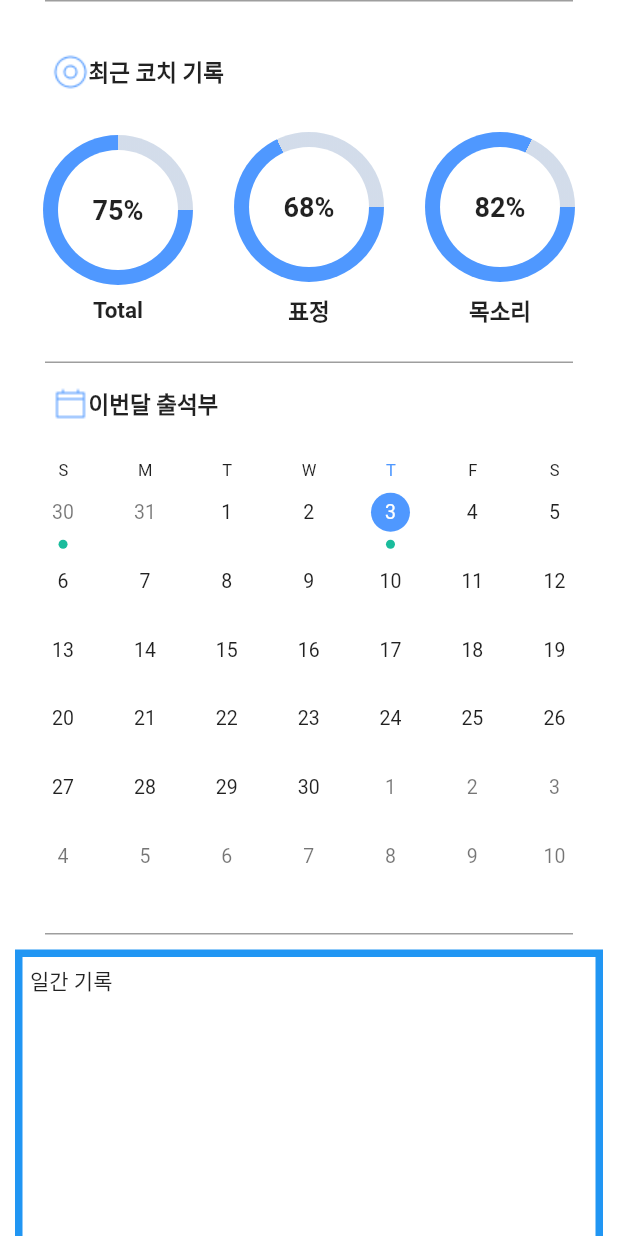
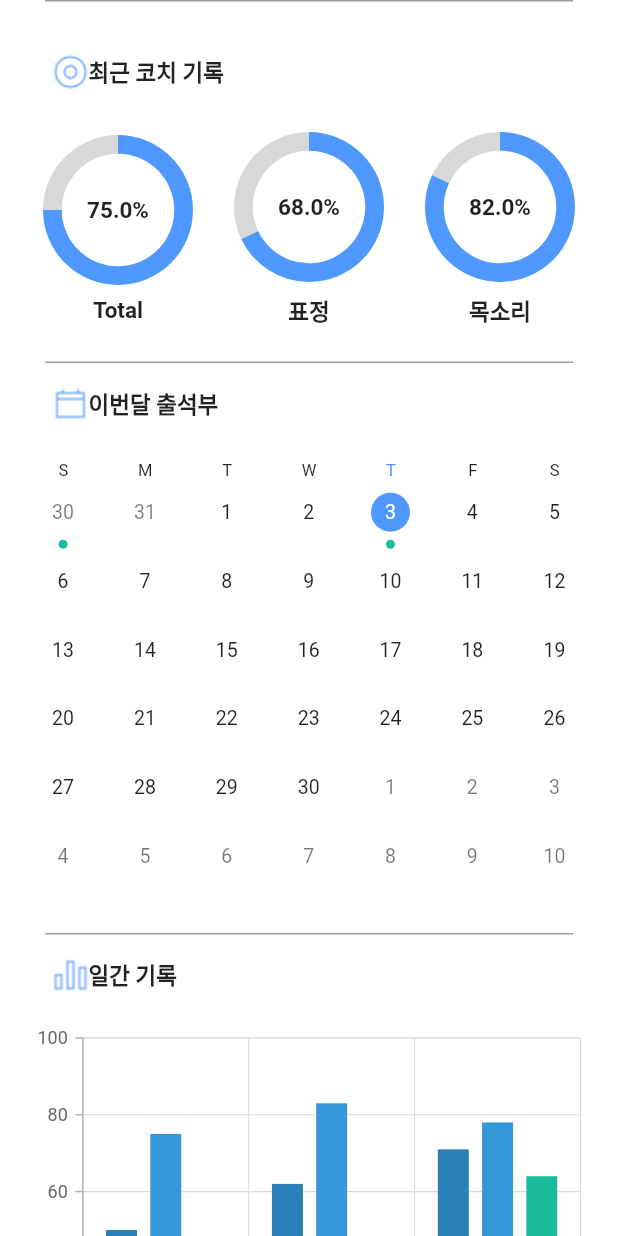
Before and after one commit to Team429/coacheers-frontend, a Flutter app: the Home screen opened directly, on a phone screen of 412 x 824 dp. Run offline on Flutter 3.47's test engine with Material 2 defaults, Android fonts, the phone set to English and light mode, and no system bars; drawn by our look-alikes of syncfusion_flutter_calendar; our stand-ins replace logger, syncfusion_flutter_charts, syncfusion_flutter_datepicker; missing offline and left inert: kakao_flutter_sdk.

Commit message:
Donut chart, Bar chart animate

```diff
--- /dev/null
+++ b/lib/graph/barchart.dart
@@ -0,0 +1,67 @@
+import 'package:flutter/material.dart';
+import 'package:syncfusion_flutter_charts/charts.dart';
+
+
+class Barchart extends StatefulWidget {
+
+  Barchart({Key? key}) : super(key: key);
+
+  _BarchartState createState() => _BarchartState();
+}
+
+class _BarchartState extends State<Barchart> {
+  @override
+  Widget build(BuildContext context) {
+    final List<ChartData> chartData = <ChartData>[
+      ChartData('Today', 50, 75, 25),
+      ChartData('10.31', 62, 83, 41),
+      ChartData('10.27', 71, 78, 64),
+    ];
+
+    return SfCartesianChart(
+        primaryXAxis: CategoryAxis(),
+        palette: <Color>[
+          Color(0xff2980B9),
+          Color(0xff3498DB),
+          Color(0xff1ABC9C)
+        ],
+        series: <CartesianSeries>[
+          ColumnSeries<ChartData, String>(
+            dataSource: chartData,
+            xValueMapper: (ChartData data, _) => data.x,
+            yValueMapper: (ChartData data, _) => data.y,
+            animationDuration: 1000,
+              width: 0.8,
+              // Spacing between the bars
+              spacing: 0.3
+          ),
+          ColumnSeries<ChartData, String>(
+            dataSource: chartData,
+            xValueMapper: (ChartData data, _) => data.x,
+            yValueMapper: (ChartData data, _) => data.y1,
+            animationDuration: 1000,
+              width: 0.8,
+              // Spacing between the bars
+              spacing: 0.3
+          ),
+          ColumnSeries<ChartData, String>(
+            dataSource: chartData,
+            xValueMapper: (ChartData data, _) => data.x,
+            yValueMapper: (ChartData data, _) => data.y2,
+            animationDuration: 1000,
+              width: 0.8,
+              // Spacing between the bars
+              spacing: 0.3
+          )
+        ]
+    );
+  }
+}
+
+class ChartData {
+  ChartData(this.x, this.y, this.y1, this.y2);
+  final String x;
+  final double? y;
+  final double? y1;
+  final double? y2;
+}
--- a/lib/graph/piechart.dart
+++ b/lib/graph/piechart.dart
@@ -1,64 +1,54 @@
 import 'package:flutter/material.dart';
-
-const TWO_PI = 3.14 * 2;
+import 'package:syncfusion_flutter_charts/charts.dart';
 
 
-class Donut extends StatelessWidget {
+class Donutchart extends StatelessWidget {
 
   final double Percent;
 
-  Donut(this.Percent);
+  Donutchart(this.Percent);
 
   @override
   Widget build(BuildContext context) {
+    final List<ChartData> chartData = [
+      ChartData('David', Percent, Color(0xff4F98FF)),
+      ChartData('Steve', 100-Percent, Color(0xffD8D8D8)),
+    ];
+    String percentage = Percent.toString();
     final size = 100.0;
-    return TweenAnimationBuilder(
-      tween: Tween(begin: 0.0, end: Percent / 100),
-      duration: Duration(seconds: 1),
-      builder: (context, value, child) {
-        int percentage = (value * 100).ceil();
-        return Container(
-          width: size,
-          height: size,
-          // color: Color(0xff7fb1f8),
-          child: Stack(
-            children: [
-              ShaderMask(
-                shaderCallback: (rect) {
-                  return SweepGradient(
-                      startAngle: 0.0,
-                      endAngle: TWO_PI,
-                      stops: [value, value],
-                      // 0.0 , 0.5 , 0.5 , 1.0
-                      center: Alignment.center,
-                      colors: [Colors.white, Colors.grey.withAlpha(55)]
-                  ).createShader(rect);
-                },
-                child: Container(
-                  width: size,
-                  height: size,
-                  decoration: BoxDecoration(
-                    shape: BoxShape.circle,
-                    color: Color(0xff4F98FF),
-                  ),
-                ),
-              ),
-              Center(
-                child: Container(
-                  width: size - 20,
-                  height: size - 20,
-                  decoration: BoxDecoration(
-                      color: Colors.white,
-                      shape: BoxShape.circle
-                  ),
-                  child: Center(child: Text("$percentage%",
-                    style: TextStyle(fontSize: 18,fontWeight: FontWeight.bold),)),
-                ),
+    return Container(
+        width: size,
+        height: size,
+        child: SfCircularChart(
+            annotations: <CircularChartAnnotation>[
+              CircularChartAnnotation(
+                  widget: Container(
+                    child: Text('$percentage%',
+                      style: TextStyle(
+                          fontWeight: FontWeight.bold, fontSize: 15),
+                    ),))
+            ],
+            series: <CircularSeries>[
+              // Renders doughnut chart
+              DoughnutSeries<ChartData, String>(
+                  dataSource: chartData,
+                  pointColorMapper:(ChartData data,  _) => data.color,
+                  xValueMapper: (ChartData data, _) => data.x,
+                  yValueMapper: (ChartData data, _) => data.y,
+                  radius: '125%',
+                  innerRadius: '75%',
+                  animationDuration: 1000
               )
-            ],
-          ),
-        );
-      },
+            ]
+        )
     );
   }
+
 }
+class ChartData {
+  ChartData(this.x, this.y, this.color);
+
+  final String x;
+  final double y;
+  final Color color;
+}
--- a/lib/home/homePage.dart
+++ b/lib/home/homePage.dart
@@ -1,4 +1,5 @@
 import 'package:coacheers/component/coachingday.dart';
+import 'package:coacheers/graph/barchart.dart';
 import 'package:coacheers/graph/piechart.dart';
 import 'package:flutter/material.dart';
 import 'package:kakao_flutter_sdk/kakao_flutter_sdk.dart';
@@ -88,7 +89,7 @@ class _HomeState extends State<Home> {
                               Padding(
                                 padding: const EdgeInsets.all(8.0),
                                 child: Container(
-                                  child : Donut(75),
+                                  child : Donutchart(75),
                                 ),
                               ),
                               Text(
@@ -106,7 +107,7 @@ class _HomeState extends State<Home> {
                               Padding(
                                 padding: const EdgeInsets.all(8.0),
                                 child: Container(
-                                  child: Donut(68),
+                                  child: Donutchart(68),
                                 ),
                               ),
                               Text(
@@ -124,7 +125,7 @@ class _HomeState extends State<Home> {
                               Padding(
                                 padding: const EdgeInsets.all(8.0),
                                 child: Container(
-                                  child: Donut(82),
+                                  child: Donutchart(82),
                                 ),
                               ),
                               Text(
@@ -241,16 +242,44 @@ class _HomeState extends State<Home> {
           ),
           Container(
             width: 200,
-            height: 200,
+            height: 360,
             margin: EdgeInsets.all(10),
             padding: EdgeInsets.all(5),
-            child: Text('일간 기록'),
-            decoration: BoxDecoration(
-                color: Colors.white,
-                border: Border.all(
-                  color: Colors.blue,
-                  width: 5,
-                )),
+            child: Column(
+              crossAxisAlignment: CrossAxisAlignment.start,
+              children: [
+                Padding(
+                  padding: const EdgeInsets.fromLTRB(20, 0, 0, 20),
+                  child: Row(
+                    children: [
+                      Image(
+                          image: AssetImage('assets/chart.png'), width: 24),
+                      Container(
+                        // decoration: BoxDecoration(
+                        //     color: Colors.white,
+                        //     border: Border.all(
+                        //       color: Colors.red,
+                        //       width: 5,
+                        //     )),
+                        child: Text(
+                          "일간 기록",
+                          style: TextStyle(
+                              fontWeight: FontWeight.bold, fontSize: 15),
+                        ),
+                      ),
+                    ],
+                  ),
+                ),
+                Barchart(),
+              ],
+            ),
+            // Text('일간 기록'),
+            // decoration: BoxDecoration(
+            //     color: Colors.white,
+            //     border: Border.all(
+            //       color: Colors.blue,
+            //       width: 5,
+            //     )),
             // child:  Image(
             // image: AssetImage('assets/Group 3004.png'), width: 300),
           ),
@@ -267,7 +296,8 @@ class _HomeState extends State<Home> {
             height: 200,
             margin: EdgeInsets.all(10),
             padding: EdgeInsets.all(5),
-            child: Text('주간 간단 피드백'),
+            child:
+            Text('주간 간단 피드백'),
             decoration: BoxDecoration(
                 color: Colors.white,
                 border: Border.all(
--- a/lib/login/loginPage.dart
+++ b/lib/login/loginPage.dart
@@ -2,7 +2,6 @@ import 'package:coacheers/frame/mainFrame.dart';
 import 'package:flutter/material.dart';
 import 'package:flutter/services.dart';
 import 'package:kakao_flutter_sdk/kakao_flutter_sdk.dart';
-
 import '../component/kakaoLogin.dart';
 
 class LoginPage extends StatelessWidget {
@@ -48,7 +47,7 @@ class LoginPage extends StatelessWidget {
                               Navigator.push(
                                 context,
                                 MaterialPageRoute(
-                                    builder: (context) => const MainFrame()),
+                                    builder: (context) => MainFrame()),
                               );
                             },
                             child: Padding(
--- a/pubspec.yaml
+++ b/pubspec.yaml
@@ -39,6 +39,7 @@ dependencies:
   table_calendar: ^3.0.7
   syncfusion_flutter_datepicker: ^20.3.49
   syncfusion_flutter_calendar: ^20.3.49
+  syncfusion_flutter_charts: ^20.3.52
   logger: ^1.1.0
   intl: ^0.17.0
   kakao_flutter_sdk: ^1.2.2
```
Also changed, not shown: assets/chart.png (added), pubspec.lock.
